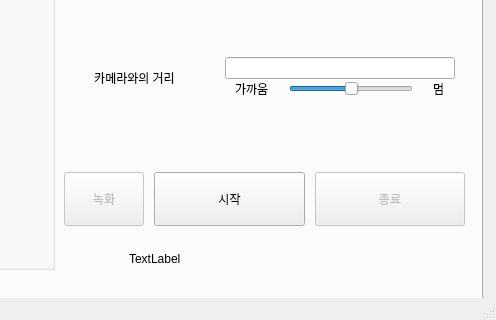
Qt form untitled.ui (ninanoninano/BitProject_MCM) before a commit; both pictures show x 528 to 1024 and y 397 to 717 of the 1024 by 717 pixel window.
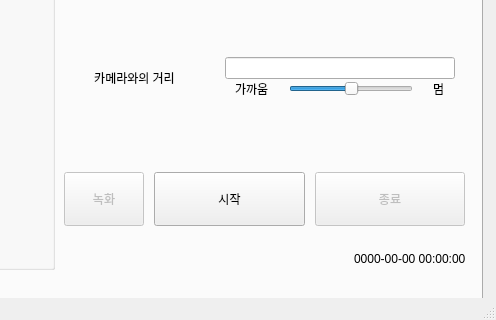
The same form after that commit.

Diff of the .ui file:
```diff
--- a/untitled.ui
+++ b/untitled.ui
@@ -374,14 +374,14 @@
      <widget class="QLabel" name="pt_Timer">
       <property name="geometry">
        <rect>
-        <x>655</x>
+        <x>880</x>
         <y>530</y>
-        <width>321</width>
+        <width>111</width>
         <height>20</height>
        </rect>
       </property>
       <property name="text">
-       <string>TextLabel</string>
+       <string>0000-00-00 00:00:00</string>
       </property>
      </widget>
     </widget>
```
